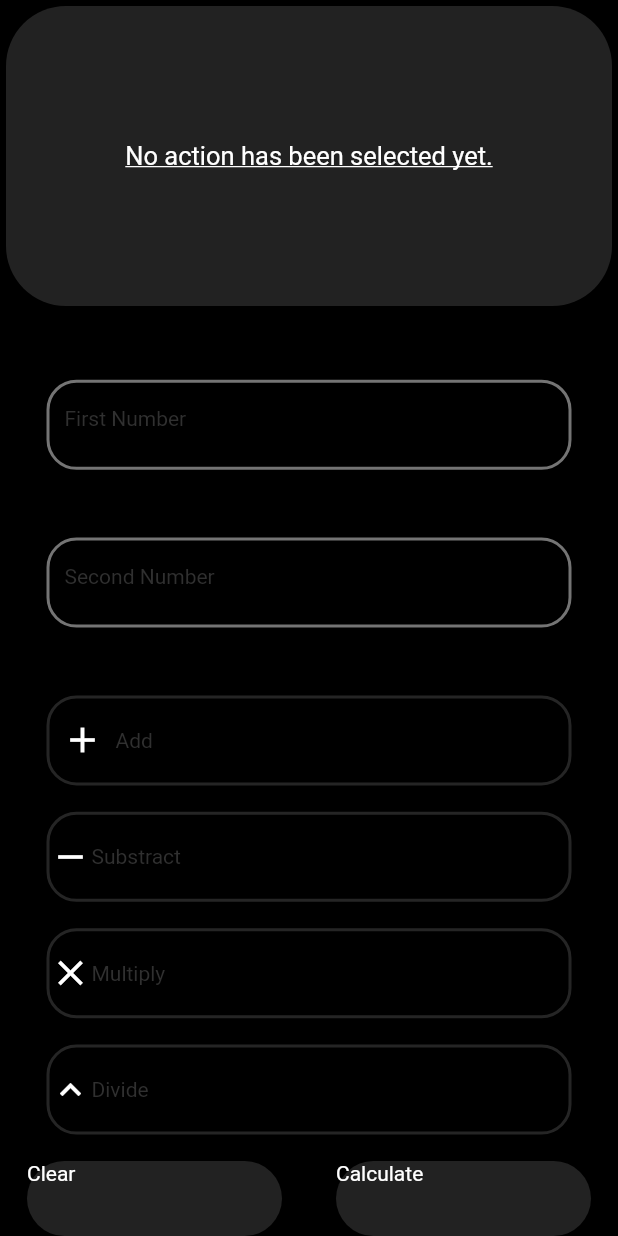
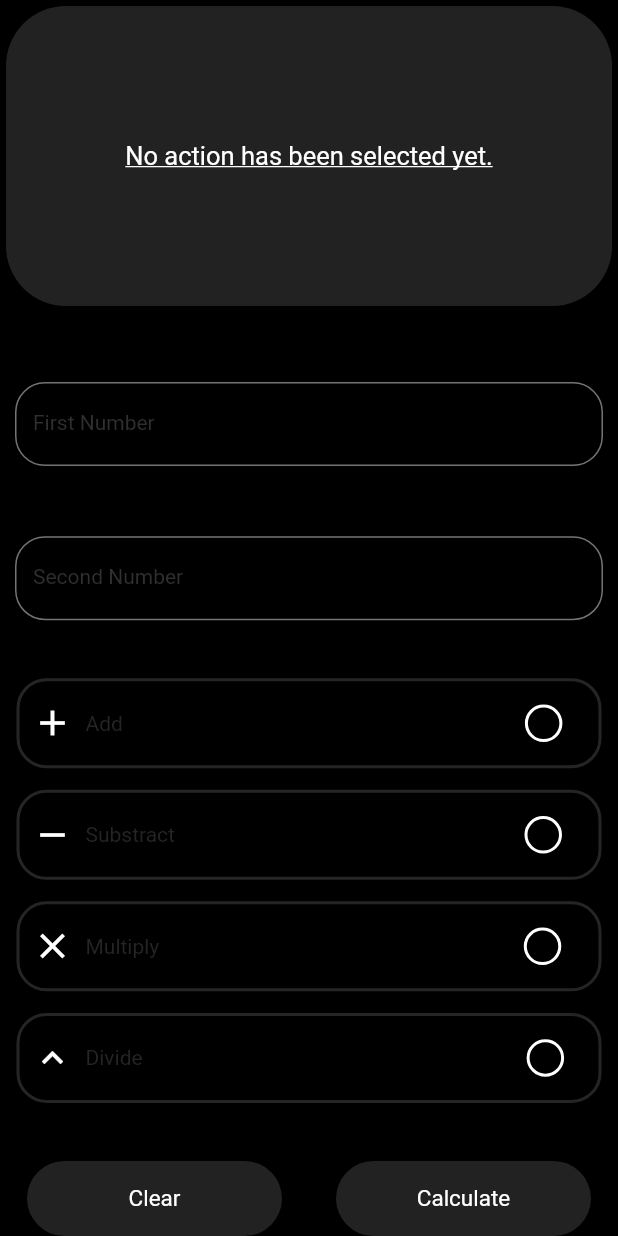
Before and after one commit to MrBuluc/Simple-Calculator, a Flutter app: the screen it shows after launch, on a phone screen of 412 x 824 dp. Run offline on Flutter 3.47's test engine with Material 2 defaults, Android fonts, the phone set to English and light mode, and no system bars; Roboto replaces fonts that are missing (Poppins).

Commit message:
UI complated

```diff
--- a/lib/home_page.dart
+++ b/lib/home_page.dart
@@ -8,6 +8,15 @@ class HomePage extends StatefulWidget {
 }
 
 class _HomePageState extends State<HomePage> {
+  List<Color> operatorsColors = [
+    const Color(0xFF252525),
+    const Color(0xFF252525),
+    const Color(0xFF252525),
+    const Color(0xFF252525)
+  ];
+
+  int operator = -1;
+
   @override
   Widget build(BuildContext context) {
     return Scaffold(
@@ -53,82 +62,60 @@ class _HomePageState extends State<HomePage> {
             const SizedBox(
               height: 10,
             ),
-            Container(
-              width: 350,
+            Padding(
+              padding: const EdgeInsets.only(top: 8, left: 10, right: 10),
+              child: TextFormField(
+                keyboardType: TextInputType.number,
+                decoration: InputDecoration(
+                    hintText: 'Enter...',
+                    hintStyle: TextStyle(
+                        fontSize: 14, color: Colors.white.withOpacity(0.5)),
+                    border: const OutlineInputBorder(
+                        borderRadius: BorderRadius.all(Radius.circular(20))),
+                    enabledBorder: const OutlineInputBorder(
+                        borderRadius: BorderRadius.all(Radius.circular(20)),
+                        borderSide: BorderSide(color: Color(0xFF747474))),
+                    labelText: "First Number",
+                    labelStyle: const TextStyle(
+                        fontSize: 14, color: Color(0xFF303030))),
+                style: const TextStyle(fontSize: 14, color: Color(0xFF303030)),
+              ),
+            ),
+            const SizedBox(
+              height: 10,
+            ),
+            Padding(
+              padding: const EdgeInsets.only(top: 8, left: 10, right: 10),
+              child: TextFormField(
+                keyboardType: TextInputType.number,
+                decoration: InputDecoration(
+                    hintText: 'Enter...',
+                    hintStyle: TextStyle(
+                        fontSize: 14, color: Colors.white.withOpacity(0.5)),
+                    border: const OutlineInputBorder(
+                        borderRadius: BorderRadius.all(Radius.circular(20))),
+                    enabledBorder: const OutlineInputBorder(
+                        borderRadius: BorderRadius.all(Radius.circular(20)),
+                        borderSide: BorderSide(color: Color(0xFF747474))),
+                    labelText: "Second Number",
+                    labelStyle: const TextStyle(
+                        fontSize: 14, color: Color(0xFF303030))),
+                style: const TextStyle(fontSize: 14, color: Color(0xFF303030)),
+              ),
+            ),
+            const SizedBox(
+              height: 10,
+            ),
+            GestureDetector(
+              child: Container(
+                width: 390,
                 height: 60,
                 decoration: BoxDecoration(
                   color: Colors.black,
                   borderRadius: BorderRadius.circular(20),
                   shape: BoxShape.rectangle,
                   border: Border.all(
-                  color: const Color(0xFF747474),
-                  width: 2,
-                ),
-              ),
-              child: Padding(
-                padding: const EdgeInsetsDirectional.fromSTEB(10, 0, 0, 0),
-                child: TextFormField(
-                  keyboardType: TextInputType.number,
-                  decoration: const InputDecoration(
-                    hintText: 'First Number',
-                    hintStyle:
-                        TextStyle(fontSize: 14, color: Color(0xFF303030)),
-                    enabledBorder: InputBorder.none,
-                    focusedBorder: InputBorder.none,
-                  ),
-                  style: const TextStyle(
-                    fontSize: 14,
-                  ),
-                ),
-              ),
-            ),
-            const SizedBox(
-              height: 10,
-            ),
-            Container(
-              width: 350,
-              height: 60,
-              decoration: BoxDecoration(
-                color: Colors.black,
-                borderRadius: BorderRadius.circular(20),
-                shape: BoxShape.rectangle,
-                border: Border.all(
-                  color: const Color(0xFF747474),
-                  width: 2,
-                ),
-              ),
-              child: Padding(
-                padding: const EdgeInsetsDirectional.fromSTEB(10, 0, 0, 0),
-                child: TextFormField(
-                  keyboardType: TextInputType.number,
-                  decoration: const InputDecoration(
-                    hintText: 'Second Number',
-                    hintStyle: TextStyle(
-                      color: Color(0xFF303030),
-                      fontSize: 14,
-                    ),
-                    enabledBorder: InputBorder.none,
-                    focusedBorder: InputBorder.none,
-                  ),
-                  style: const TextStyle(
-                    color: Color(0xFF303030),
-                    fontSize: 14,
-                  ),
-                ),
-              ),
-            ),
-            const SizedBox(
-              height: 10,
-            ),
-            Container(
-              width: 350,
-              height: 60,
-              decoration: BoxDecoration(
-                color: Colors.black,
-                borderRadius: BorderRadius.circular(20),
-                shape: BoxShape.rectangle,
-                border: Border.all(
-                  color: const Color(0xFF252525),
+                    color: operatorsColors[0],
                     width: 2,
                   ),
                 ),
@@ -137,118 +124,238 @@ class _HomePageState extends State<HomePage> {
                   child: Row(
                     mainAxisSize: MainAxisSize.max,
                     mainAxisAlignment: MainAxisAlignment.start,
-                  children: const [
-                    Icon(
+                    children: [
+                      const Icon(
                         Icons.add,
                         color: Colors.white,
                         size: 28,
                       ),
                       Padding(
-                      padding: EdgeInsets.all(8.0),
+                        padding: const EdgeInsets.all(8.0),
                         child: Text(
                           'Add',
                           style: TextStyle(
-                          color: Color(0xFF303030),
+                            color: operatorsColors[0],
                             fontSize: 14,
                           ),
                         ),
                       ),
+                      Padding(
+                        padding: const EdgeInsets.only(left: 260),
+                        child: Container(
+                          height: 25,
+                          width: 25,
+                          decoration: BoxDecoration(
+                              shape: BoxShape.circle,
+                              border:
+                                  Border.all(width: 2, color: Colors.white)),
+                          child: Visibility(
+                            visible: operator == 0 ? true : false,
+                            child: const Icon(
+                              Icons.done,
+                              color: Colors.white,
+                              size: 20,
+                            ),
+                          ),
+                        ),
+                      )
                     ],
                   ),
                 ),
               ),
-            Container(
-              width: 350,
+              onTap: () {
+                onClickOperator(0);
+                operator = 0;
+              },
+            ),
+            GestureDetector(
+              child: Container(
+                width: 390,
                 height: 60,
                 decoration: BoxDecoration(
                   color: Colors.black,
                   borderRadius: BorderRadius.circular(20),
                   shape: BoxShape.rectangle,
                   border: Border.all(
-                  color: const Color(0xFF252525),
+                    color: operatorsColors[1],
                     width: 2,
                   ),
                 ),
+                child: Padding(
+                  padding: const EdgeInsets.all(8.0),
                   child: Row(
                     mainAxisSize: MainAxisSize.max,
                     mainAxisAlignment: MainAxisAlignment.start,
-                children: const [
-                  Icon(
+                    children: [
+                      const Icon(
                         Icons.remove,
                         color: Colors.white,
                         size: 28,
                       ),
-                  Text(
+                      Padding(
+                        padding: const EdgeInsets.all(8.0),
+                        child: Text(
                           'Substract',
                           style: TextStyle(
-                      color: Color(0xFF303030),
+                            color: operatorsColors[1],
                             fontSize: 14,
                           ),
                         ),
+                      ),
+                      Padding(
+                        padding: const EdgeInsets.only(left: 225),
+                        child: Container(
+                          height: 25,
+                          width: 25,
+                          decoration: BoxDecoration(
+                              shape: BoxShape.circle,
+                              border:
+                                  Border.all(width: 2, color: Colors.white)),
+                          child: Visibility(
+                            visible: operator == 1 ? true : false,
+                            child: const Icon(
+                              Icons.done,
+                              color: Colors.white,
+                              size: 20,
+                            ),
+                          ),
+                        ),
+                      )
                     ],
                   ),
                 ),
-            Container(
-              width: 350,
+              ),
+              onTap: () {
+                onClickOperator(1);
+                operator = 1;
+              },
+            ),
+            GestureDetector(
+              child: Container(
+                width: 390,
                 height: 60,
                 decoration: BoxDecoration(
                   color: Colors.black,
                   borderRadius: BorderRadius.circular(20),
                   shape: BoxShape.rectangle,
                   border: Border.all(
-                  color: const Color(0xFF252525),
+                    color: operatorsColors[2],
                     width: 2,
                   ),
                 ),
+                child: Padding(
+                  padding: const EdgeInsets.all(8.0),
                   child: Row(
                     mainAxisSize: MainAxisSize.max,
                     mainAxisAlignment: MainAxisAlignment.start,
-                children: const [
-                  Icon(
+                    children: [
+                      const Icon(
                         Icons.close,
                         color: Colors.white,
                         size: 28,
                       ),
-                  Text(
+                      Padding(
+                        padding: const EdgeInsets.all(8.0),
+                        child: Text(
                           'Multiply',
                           style: TextStyle(
-                      color: Color(0xFF303030),
+                            color: operatorsColors[2],
                             fontSize: 14,
                           ),
                         ),
+                      ),
+                      Padding(
+                        padding: const EdgeInsets.only(left: 235),
+                        child: Container(
+                          height: 25,
+                          width: 25,
+                          decoration: BoxDecoration(
+                              shape: BoxShape.circle,
+                              border:
+                                  Border.all(width: 2, color: Colors.white)),
+                          child: Visibility(
+                            visible: operator == 2 ? true : false,
+                            child: const Icon(
+                              Icons.done,
+                              color: Colors.white,
+                              size: 20,
+                            ),
+                          ),
+                        ),
+                      )
                     ],
                   ),
                 ),
-            Container(
-              width: 350,
+              ),
+              onTap: () {
+                onClickOperator(2);
+                operator = 2;
+              },
+            ),
+            GestureDetector(
+              child: Container(
+                width: 390,
                 height: 60,
                 decoration: BoxDecoration(
                   color: Colors.black,
                   borderRadius: BorderRadius.circular(20),
                   shape: BoxShape.rectangle,
                   border: Border.all(
-                  color: const Color(0xFF252525),
+                    color: operatorsColors[3],
                     width: 2,
                   ),
                 ),
+                child: Padding(
+                  padding: const EdgeInsets.all(8.0),
                   child: Row(
                     mainAxisSize: MainAxisSize.max,
                     mainAxisAlignment: MainAxisAlignment.start,
-                children: const [
-                  Icon(
+                    children: [
+                      const Icon(
                         Icons.keyboard_arrow_up_sharp,
                         color: Colors.white,
                         size: 28,
                       ),
-                  Text(
+                      Padding(
+                        padding: const EdgeInsets.all(8.0),
+                        child: Text(
                           'Divide',
                           style: TextStyle(
-                      color: Color(0xFF303030),
+                            color: operatorsColors[3],
                             fontSize: 14,
                           ),
                         ),
+                      ),
+                      Padding(
+                        padding: const EdgeInsets.only(left: 248),
+                        child: Container(
+                          height: 25,
+                          width: 25,
+                          decoration: BoxDecoration(
+                              shape: BoxShape.circle,
+                              border:
+                                  Border.all(width: 2, color: Colors.white)),
+                          child: Visibility(
+                            visible: operator == 3 ? true : false,
+                            child: const Icon(
+                              Icons.done,
+                              color: Colors.white,
+                              size: 20,
+                            ),
+                          ),
+                        ),
+                      )
                     ],
                   ),
+                ),
+              ),
+              onTap: () {
+                onClickOperator(3);
+                operator = 3;
+              },
+            ),
+            const SizedBox(
+              height: 10,
             ),
             Row(
               mainAxisSize: MainAxisSize.max,
@@ -261,10 +368,10 @@ class _HomePageState extends State<HomePage> {
                     color: const Color(0xFF222222),
                     borderRadius: BorderRadius.circular(30),
                   ),
-                  child: const Text(
+                  child: const Center(
+                    child: Text(
                       'Clear',
-                    style: TextStyle(
-                      color: Colors.white,
+                      style: TextStyle(color: Colors.white, fontSize: 15),
                     ),
                   ),
                 ),
@@ -275,11 +382,10 @@ class _HomePageState extends State<HomePage> {
                     color: const Color(0xFF222222),
                     borderRadius: BorderRadius.circular(30),
                   ),
-                  child: const Text(
+                  child: const Center(
+                    child: Text(
                       'Calculate',
-                    style: TextStyle(
-                      fontFamily: 'Poppins',
-                      color: Colors.white,
+                      style: TextStyle(color: Colors.white, fontSize: 15),
                     ),
                   ),
                 ),
@@ -290,4 +396,19 @@ class _HomePageState extends State<HomePage> {
       ),
     );
   }
+
+  void onClickOperator(int index) {
+    disableOtherBorderColors(index);
+    setState(() {
+      operatorsColors[index] = Colors.white;
+    });
   }
+
+  void disableOtherBorderColors(int index) {
+    for (int i = 0; i < 4; i++) {
+      if (i != index) {
+        operatorsColors[i] = const Color(0xFF252525);
+      }
+    }
+  }
+}
--- a/lib/main.dart
+++ b/lib/main.dart
@@ -13,9 +13,7 @@ class MyApp extends StatelessWidget {
     return MaterialApp(
       title: 'Simple Calculator',
       debugShowCheckedModeBanner: false,
-      theme: ThemeData(
-        primarySwatch: Colors.blue,
-      ),
+      theme: ThemeData(primarySwatch: Colors.deepPurple),
       home: const HomePage(),
     );
   }
```
Lines whose indentation alone changed are shown as unchanged.
